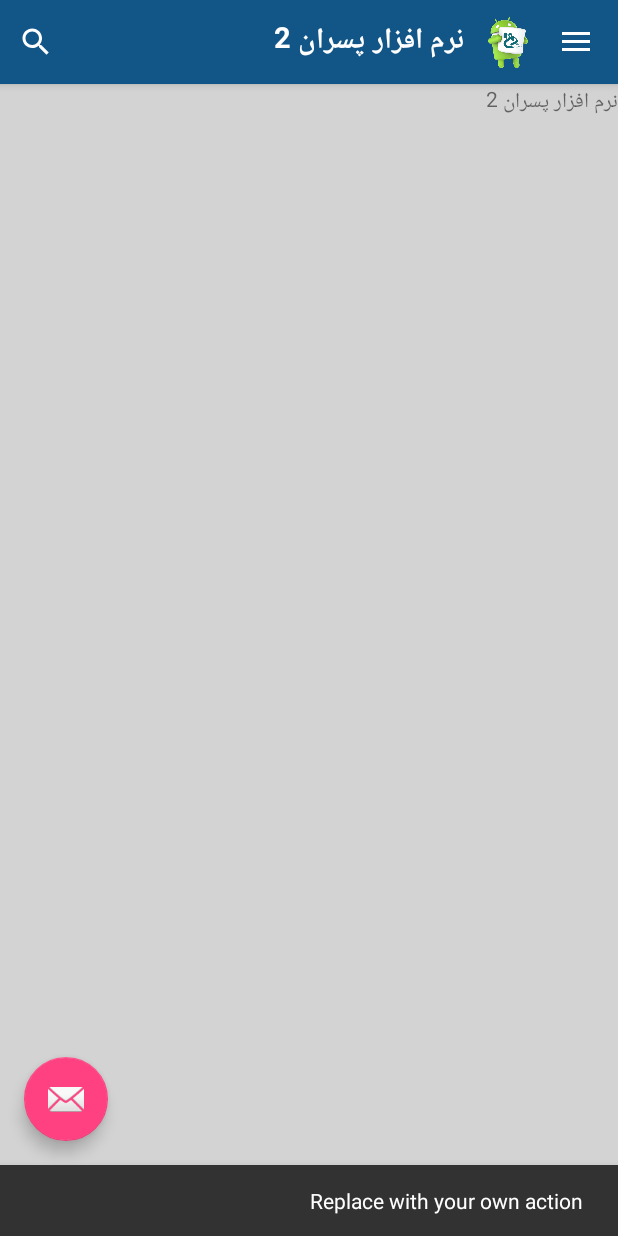
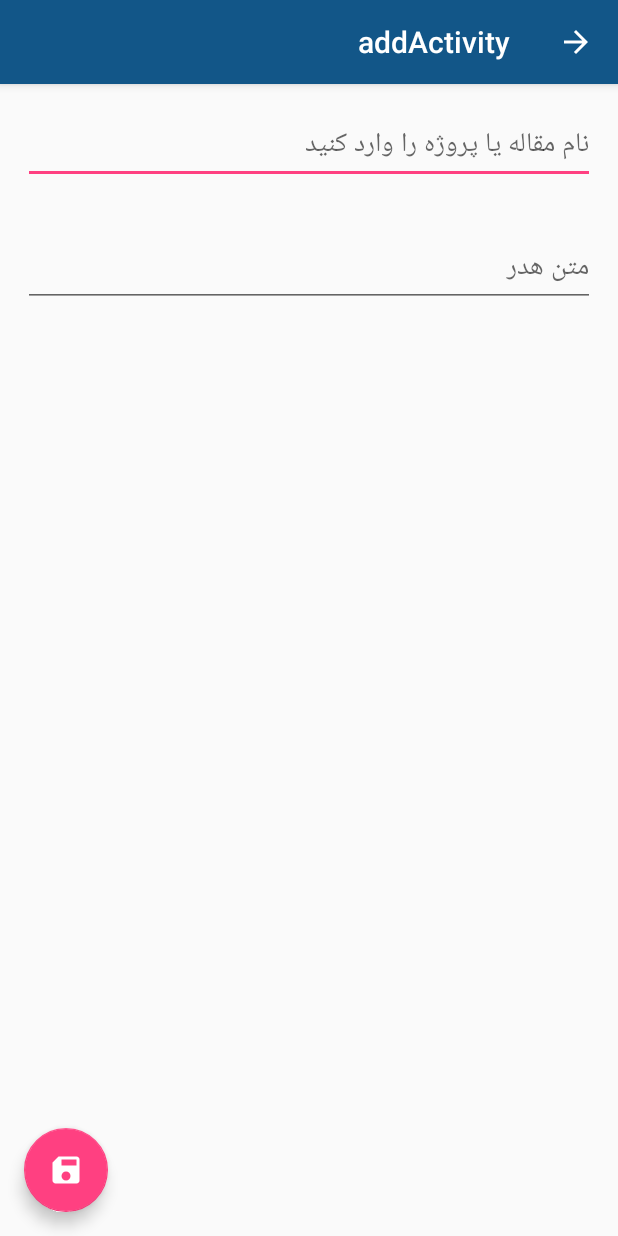
Before and after one commit to rezajax/CollegeBoy2, an Android app: the screen it shows after launch (MainActivity before the commit, addActivity after it), after a tap on an icon or button, on a phone screen of 412 x 824 dp. Run offline under Robolectric (Android 15) with nearby library versions, the phone set to English and light mode, and no system bars; Roboto replaces fonts that are not available here; 1 statement that could not run was skipped.

Commit message:
Recycler 8

```diff
--- a/app/src/main/java/com/rezajax/college/boy2/Downloader/PostParser.java
+++ b/app/src/main/java/com/rezajax/college/boy2/Downloader/PostParser.java
@@ -35,6 +35,7 @@ public class PostParser
                 post.put("date", temp.getString( "date" ) );
                 post.put("user_name", temp.getString( "user_name" ) );
                 post.put("cat_name", temp.getString( "cat_name" ) );
+                post.put("is_stu", temp.getString( "is_stu" ) );
 
                 all_post.add( post );
             }
--- a/app/src/main/java/com/rezajax/college/boy2/Fragment/RecyclerFragment.java
+++ b/app/src/main/java/com/rezajax/college/boy2/Fragment/RecyclerFragment.java
@@ -20,6 +20,7 @@ import com.rezajax.college.boy2.DataModel;
 import com.rezajax.college.boy2.Downloader.CatParser;
 import com.rezajax.college.boy2.Downloader.JSONDownloader;
 import com.rezajax.college.boy2.Downloader.PostParser;
+import com.rezajax.college.boy2.Downloader.UserParser;
 import com.rezajax.college.boy2.MainActivity;
 import com.rezajax.college.boy2.R;
 import com.rezajax.college.boy2.ScrollingActivity;
@@ -42,9 +43,11 @@ public class RecyclerFragment extends Fragment {
     private CustomAdapter mCustomAdapter;
 
     private final String url_cat = "http://rezajax.ir/boy2/get_powerpoint_by_cat.php?cat=1&sort=DESC";
+    private final String url_user = "http://rezajax.ir/boy2/user.php?username=rezajax&password=1122";
     private final String url_powerpoint = "";
 
     List<HashMap<String, String>> post;
+    HashMap<String, String> user;
     ArrayList<DataModel> mDataModels;
 
     @Override
@@ -61,33 +64,39 @@ public class RecyclerFragment extends Fragment {
 
 
                         JSONDownloader downloader = new JSONDownloader();
-                        String tmp = downloader.downloadURL( url_cat );
 
+                        String tmpPost = downloader.downloadURL( url_cat );
                         PostParser postParser = new PostParser();
+                        post = postParser.parse( tmpPost );
+                        //Log.i("jax" , "RecyclerFragment Post.Size: " + post.size() +"" );
+
+                        String tmpUser = downloader.downloadURL( url_cat );
+                        UserParser userParser = new UserParser();
+                        user = userParser.parse( tmpUser );
+
+                        //user.get("image");
 
 
-                        post = postParser.parse( tmp );
+                        HashMap<String , String> mapPost = new HashMap<>();
+                        mDataModels = new ArrayList<>();
 
-                        Log.i("jax" , "RecyclerFragment Post.Size: " + post.size() +"" );
-
-
-
-                        HashMap<String , String> Map = new HashMap<>();
-                        mDataModels = new ArrayList<>();
 
                         for (int i = 0 ; i < post.size() ; i++) {
                             //List<String> list1 = post.get(i);
-                            Map = post.get(i);
-                            mDataModels.add(new DataModel(Map.get("name")
-                                    , Map.get("header"),
-                                    Map.get("text"),
-                                    Map.get("rate"),
-                                    Map.get("file"),
-                                    Map.get("date"),
-                                    Map.get("user_name"),
-                                    Map.get("cat_name")
+                            mapPost = post.get(i);
+
+                            mDataModels.add(new DataModel(mapPost.get("name")
+                                    , mapPost.get("header"),
+                                    mapPost.get("text"),
+                                    mapPost.get("rate"),
+                                    mapPost.get("file"),
+                                    mapPost.get("date"),
+                                    mapPost.get("user_name"),
+                                    mapPost.get("cat_name"),
+                                    mapPost.get("is_stu")
                                     ));
-                            Log.i("jax" , "RecyclerFragment List.Size: " + Map.size() +"" );
+                            Log.i("jax" , "RecyclerFragment List.Size: " + mapPost.size() +"" );
+                            Log.i("jax" , "RecyclerFragment List.Size: " + mapPost.get("cat_name") +"" );
                         }
 /*
 
--- a/app/src/main/java/com/rezajax/college/boy2/MainActivity.java
+++ b/app/src/main/java/com/rezajax/college/boy2/MainActivity.java
@@ -79,7 +79,8 @@ public class MainActivity extends AppCompatActivity
 
         Fragment fm = new RecyclerFragment(); //RecyclerFragment fm = new RecyclerFragment();
         FragmentManager fragmentManager = getSupportFragmentManager();
-        fragmentManager.beginTransaction().add(R.id.frame_fragment, fm).commit();
+//        fragmentManager.beginTransaction().add(R.id.frame_fragment, fm ,"MY_FRAGMENT").commit();
+        fragmentManager.beginTransaction().add(R.id.frame_fragment, fm ).commit();
 //        FragmentTransaction fragmentTransaction = fragmentManager.beginTransaction();
 //        fragmentTransaction.add(R.id.frame_fragment, fm).commit();
 
@@ -146,8 +147,26 @@ public class MainActivity extends AppCompatActivity
         fab.setOnClickListener(new View.OnClickListener() {
             @Override
             public void onClick(View view) {
-                Snackbar.make(view, "Replace with your own action", Snackbar.LENGTH_LONG)
-                        .setAction("Action", null).show();
+
+                Intent intent = new Intent(MainActivity.this , addActivity.class);
+                MainActivity.this.startActivity(intent);
+
+//                Fragment fm = new SettingFragment(); //RecyclerFragment fm = new RecyclerFragment();
+//                FragmentManager fragmentManager = getSupportFragmentManager();
+//                if (!fm.isVisible()) {
+//                    fragmentManager.beginTransaction().replace(R.id.frame_fragment, fm).commit();
+//                } else {
+//                    fragmentManager.beginTransaction().replace(R.id.frame_fragment, new RecyclerFragment()).commit();
+//                }
+
+//                MyFragment myFragment = (MyFragment)getFragmentManager().findFragmentByTag("MY_FRAGMENT");
+//                if (myFragment != null && myFragment.isVisible()) {
+//                    // add your code here
+//                }
+
+
+//                Snackbar.make(view, "Replace with your own action", Snackbar.LENGTH_LONG)
+//                        .setAction("Action", null).show();
             }
         });
 
--- /dev/null
+++ b/app/src/main/java/com/rezajax/college/boy2/addActivity.java
@@ -0,0 +1,59 @@
+package com.rezajax.college.boy2;
+
+import android.os.Bundle;
+import android.support.design.widget.FloatingActionButton;
+import android.support.design.widget.Snackbar;
+import android.support.v7.app.AppCompatActivity;
+import android.support.v7.widget.Toolbar;
+import android.view.View;
+
+import com.rezajax.college.boy2.Downloader.JSONDownloader;
+
+import java.io.OutputStream;
+import java.net.HttpURLConnection;
+import java.net.MalformedURLException;
+import java.net.URL;
+
+public class addActivity extends AppCompatActivity {
+
+    private final String strUrl = "http://rezajax.ir/boy2/set_user.php?appid=test&stuid=9600&pass=test&name=%D8%B9%D9%84%DB%8C$family=%D8%AD%DB%8C%D8%AF%D8%B1%DB%8C&image=a&course=%D8%B9%D9%85%D8%B1%D8%A7%D9%86&email=ali.com&phone=19&cat_id=5";
+
+    @Override
+    protected void onCreate(Bundle savedInstanceState) {
+        super.onCreate(savedInstanceState);
+        setContentView(R.layout.activity_add);
+        Toolbar toolbar = (Toolbar) findViewById(R.id.toolbar);
+
+        setSupportActionBar(toolbar);
+        getSupportActionBar().setDisplayHomeAsUpEnabled(true);
+
+        FloatingActionButton fab = (FloatingActionButton) findViewById(R.id.fab);
+        fab.setOnClickListener(new View.OnClickListener() {
+            @Override
+            public void onClick(View view) {
+
+//                JSONDownloader downloader = new JSONDownloader();
+//
+//                String tmpPost = downloader.downloadURL( strUrl );
+
+                URL url = null;
+                try {
+                    url = new URL(strUrl);
+                    HttpURLConnection httpURLConnection=(HttpURLConnection) url.openConnection();
+                    httpURLConnection.setRequestMethod("POST");
+                    httpURLConnection.setDoOutput(true);
+                    OutputStream os=httpURLConnection.getOutputStream();
+
+                } catch (Exception e ) {
+                    e.printStackTrace();
+                }
+
+
+
+                Snackbar.make(view, "Replace with your own action", Snackbar.LENGTH_LONG)
+                        .setAction("Action", null).show();
+            }
+        });
+    }
+
+}
--- /dev/null
+++ b/app/src/main/res/drawable/ic_add_black_24dp.xml
@@ -0,0 +1,5 @@
+<vector android:autoMirrored="true" android:height="24dp"
+    android:tint="#FFFFFF" android:viewportHeight="24.0"
+    android:viewportWidth="24.0" android:width="24dp" xmlns:android="http://schemas.android.com/apk/res/android">
+    <path android:fillColor="#FF000000" android:pathData="M19,13h-6v6h-2v-6H5v-2h6V5h2v6h6v2z"/>
+</vector>
--- /dev/null
+++ b/app/src/main/res/drawable/ic_cloud_download_black_24dp.xml
@@ -0,0 +1,5 @@
+<vector android:autoMirrored="true" android:height="24dp"
+    android:tint="#FFFFFF" android:viewportHeight="24.0"
+    android:viewportWidth="24.0" android:width="24dp" xmlns:android="http://schemas.android.com/apk/res/android">
+    <path android:fillColor="#FF000000" android:pathData="M19.35,10.04C18.67,6.59 15.64,4 12,4 9.11,4 6.6,5.64 5.35,8.04 2.34,8.36 0,10.91 0,14c0,3.31 2.69,6 6,6h13c2.76,0 5,-2.24 5,-5 0,-2.64 -2.05,-4.78 -4.65,-4.96zM17,13l-5,5 -5,-5h3V9h4v4h3z"/>
+</vector>
--- /dev/null
+++ b/app/src/main/res/drawable/ic_save_black_24dp.xml
@@ -0,0 +1,5 @@
+<vector android:autoMirrored="true" android:height="24dp"
+    android:tint="#FFFFFF" android:viewportHeight="24.0"
+    android:viewportWidth="24.0" android:width="24dp" xmlns:android="http://schemas.android.com/apk/res/android">
+    <path android:fillColor="#FF000000" android:pathData="M17,3L5,3c-1.11,0 -2,0.9 -2,2v14c0,1.1 0.89,2 2,2h14c1.1,0 2,-0.9 2,-2L21,7l-4,-4zM12,19c-1.66,0 -3,-1.34 -3,-3s1.34,-3 3,-3 3,1.34 3,3 -1.34,3 -3,3zM15,9L5,9L5,5h10v4z"/>
+</vector>
--- /dev/null
+++ b/app/src/main/res/drawable/ic_turned_in_not_black_24dp.xml
@@ -0,0 +1,5 @@
+<vector android:autoMirrored="true" android:height="24dp"
+    android:tint="#FFFFFF" android:viewportHeight="24.0"
+    android:viewportWidth="24.0" android:width="24dp" xmlns:android="http://schemas.android.com/apk/res/android">
+    <path android:fillColor="#FF000000" android:pathData="M17,3L7,3c-1.1,0 -1.99,0.9 -1.99,2L5,21l7,-3 7,3L19,5c0,-1.1 -0.9,-2 -2,-2zM17,18l-5,-2.18L7,18L7,5h10v13z"/>
+</vector>
--- /dev/null
+++ b/app/src/main/res/layout/activity_add.xml
@@ -0,0 +1,34 @@
+<?xml version="1.0" encoding="utf-8"?>
+<android.support.design.widget.CoordinatorLayout xmlns:android="http://schemas.android.com/apk/res/android"
+    xmlns:app="http://schemas.android.com/apk/res-auto"
+    xmlns:tools="http://schemas.android.com/tools"
+    android:layout_width="match_parent"
+    android:layout_height="match_parent"
+    android:layoutDirection="rtl"
+    tools:context=".addActivity">
+
+    <android.support.design.widget.AppBarLayout
+        android:layout_width="match_parent"
+        android:layout_height="wrap_content"
+        android:theme="@style/MyMaterialTheme.AppBarOverlay">
+
+        <android.support.v7.widget.Toolbar
+            android:id="@+id/toolbar"
+            android:layout_width="match_parent"
+            android:layout_height="?attr/actionBarSize"
+            android:background="?attr/colorPrimary"
+            app:popupTheme="@style/MyMaterialTheme.PopupOverlay" />
+
+    </android.support.design.widget.AppBarLayout>
+
+    <include layout="@layout/content_add" />
+
+    <android.support.design.widget.FloatingActionButton
+        android:id="@+id/fab"
+        android:layout_width="wrap_content"
+        android:layout_height="wrap_content"
+        android:layout_gravity="bottom|end"
+        android:layout_margin="@dimen/fab_margin"
+        app:srcCompat="@drawable/ic_save_black_24dp" />
+
+</android.support.design.widget.CoordinatorLayout>
--- a/app/src/main/res/layout/app_bar_main.xml
+++ b/app/src/main/res/layout/app_bar_main.xml
@@ -100,6 +100,6 @@
         android:layout_height="wrap_content"
         android:layout_gravity="bottom|end"
         android:layout_margin="@dimen/fab_margin"
-        app:srcCompat="@android:drawable/ic_dialog_email" />
+        app:srcCompat="@drawable/ic_add_black_24dp" />
 
 </android.support.design.widget.CoordinatorLayout>
--- /dev/null
+++ b/app/src/main/res/layout/content_add.xml
@@ -0,0 +1,42 @@
+<?xml version="1.0" encoding="utf-8"?>
+<android.support.constraint.ConstraintLayout xmlns:android="http://schemas.android.com/apk/res/android"
+    xmlns:app="http://schemas.android.com/apk/res-auto"
+    xmlns:tools="http://schemas.android.com/tools"
+    android:layout_width="match_parent"
+    android:layout_height="match_parent"
+    app:layout_behavior="@string/appbar_scrolling_view_behavior"
+    tools:context=".addActivity"
+    tools:showIn="@layout/activity_add">
+
+    <LinearLayout
+        android:orientation="vertical"
+        android:layout_width="match_parent"
+        android:layout_height="match_parent">
+
+        <EditText
+            android:layout_margin="15dp"
+            android:layout_width="match_parent"
+            android:layout_height="wrap_content"
+            android:hint="نام مقاله یا پروژه را وارد کنید"/>
+
+
+        <EditText
+            android:layout_margin="15dp"
+            android:layout_width="match_parent"
+            android:layout_height="wrap_content"
+            android:hint="متن هدر"/>
+
+        <!--<Button-->
+            <!--android:layout_marginHorizontal="45dp"-->
+            <!--android:text="ارسال"-->
+            <!--android:layout_width="match_parent"-->
+            <!--android:layout_height="wrap_content" />-->
+
+
+
+
+
+
+    </LinearLayout>
+
+</android.support.constraint.ConstraintLayout>
--- a/app/src/main/res/layout/fragment_recycler.xml
+++ b/app/src/main/res/layout/fragment_recycler.xml
@@ -9,11 +9,11 @@
     android:background="@color/Gray">
 
 
-    <TextView
-        android:text="@string/app_name"
-        android:layout_width="match_parent"
-        android:layout_height="wrap_content"
-        />
+    <!--<TextView-->
+        <!--android:text="@string/app_name"-->
+        <!--android:layout_width="match_parent"-->
+        <!--android:layout_height="wrap_content"-->
+        <!--/>-->
 
     <android.support.v7.widget.RecyclerView
         android:id="@+id/my_recycler"
```
Also changed, not shown: app/src/main/AndroidManifest.xml (+15 -12 lines), app/src/main/java/com/rezajax/college/boy2/CustomAdapter.java (+16 -2 lines), app/src/main/java/com/rezajax/college/boy2/DataModel.java (+68 -3 lines), app/src/main/java/com/rezajax/college/boy2/Downloader/UserParser.java (+58 -17 lines), app/src/main/java/com/rezajax/college/boy2/ScrollingActivity.java (+12 -3 lines), app/src/main/res/layout/activity_scrolling.xml (+5 -3 lines), app/src/main/res/layout/content_scrolling.xml (+21 -0 lines), app/src/main/res/values/strings.xml (+16 -1 lines).
